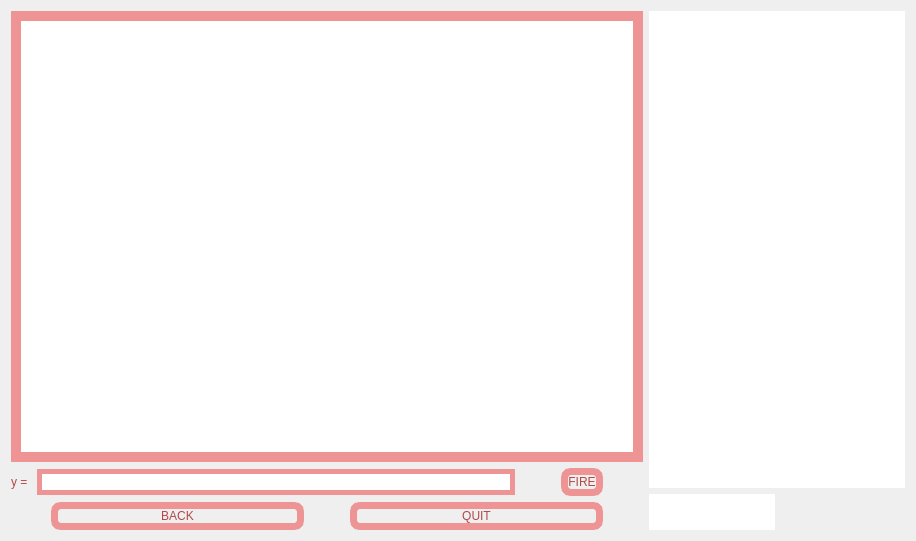
Before: the Qt Designer form MATFWars/wargame.ui in Divljo31/MATFWars, drawn with Qt 5.
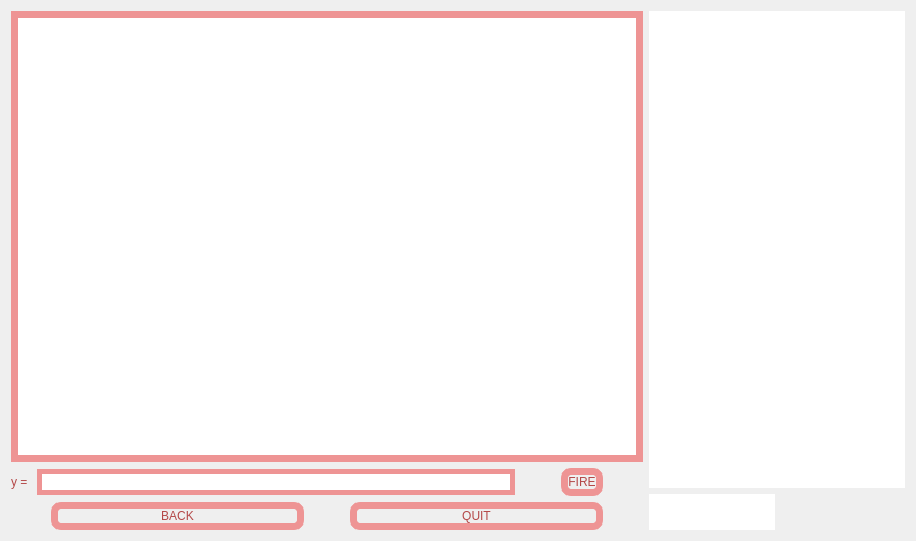
After: the same form once the commit is applied. Icons and pictures are not drawn.

Diff of the .ui file:
```diff
--- a/MATFWars/wargame.ui
+++ b/MATFWars/wargame.ui
@@ -26,9 +26,11 @@
          <item>
           <widget class="QGraphicsView" name="gvCanvas">
            <property name="styleSheet">
-            <string notr="true">border:10px solid;
-border-color: rgb(238, 148, 148);
-</string>
+            <string notr="true">border:7px solid;
+border-color: rgb(238, 148, 148);</string>
+           </property>
+           <property name="lineWidth">
+            <number>1</number>
            </property>
           </widget>
          </item>
```
